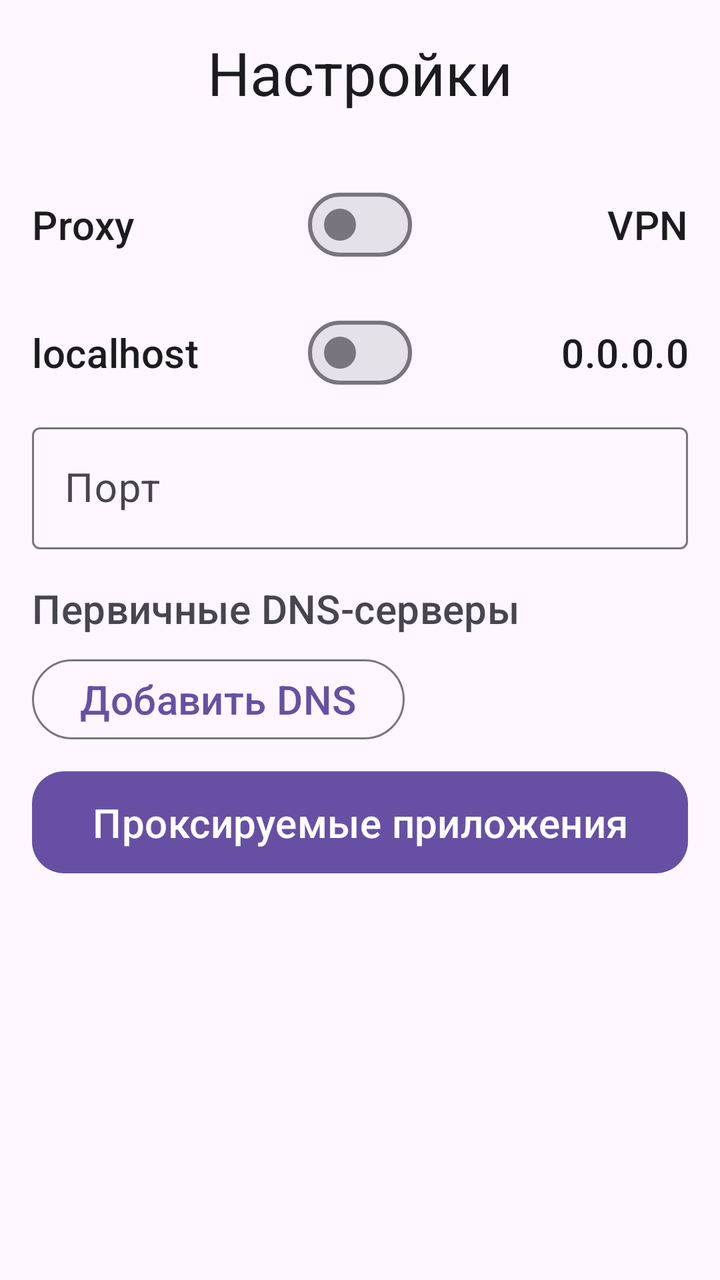
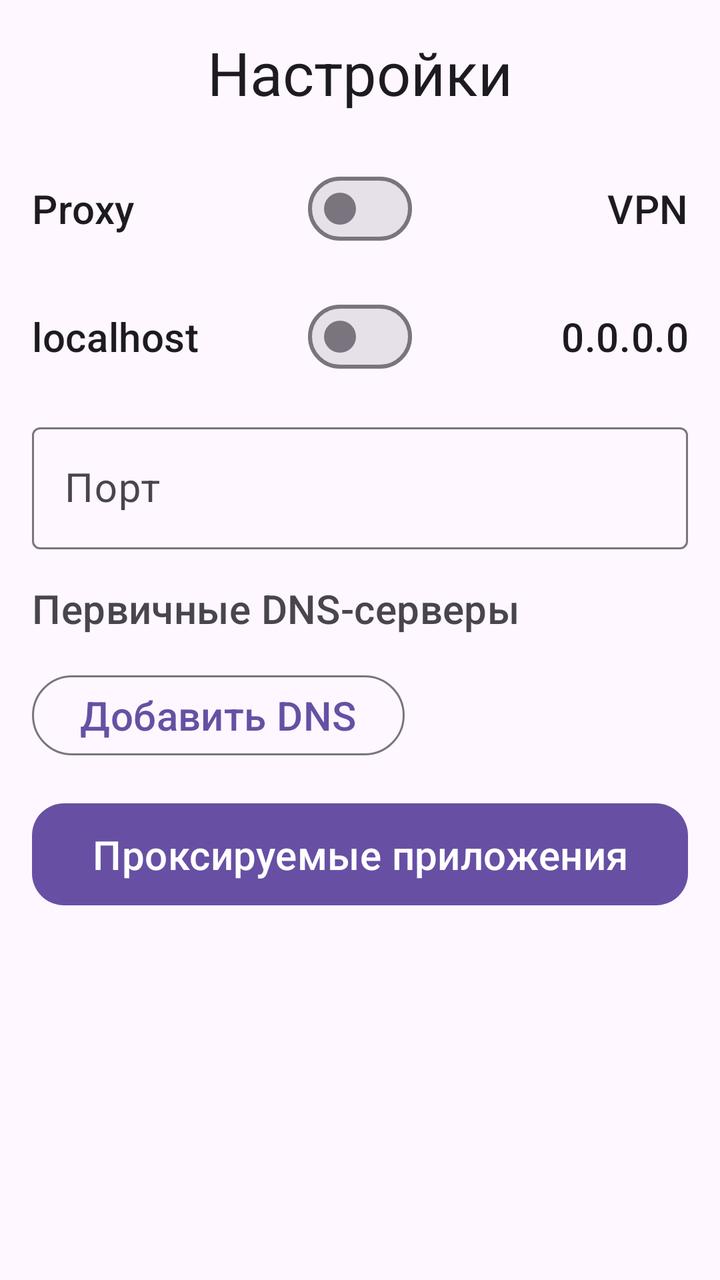

Before-and-after screenshots of an Android layout around one commit, followed by the original layout XML and the change that was made.
<!-- AndroidManifest.xml: application theme Theme.IrohProxy -->
<!-- res/layout/activity_settings.xml -->
<?xml version="1.0" encoding="utf-8"?>
<androidx.constraintlayout.widget.ConstraintLayout xmlns:android="http://schemas.android.com/apk/res/android"
    xmlns:app="http://schemas.android.com/apk/res-auto"
    android:id="@+id/settings_root"
    android:layout_width="match_parent"
    android:layout_height="match_parent">

    <TextView
        android:id="@+id/page_name"
        android:layout_width="0dp"
        android:layout_height="wrap_content"
        android:layout_marginTop="16dp"
        android:gravity="center"
        android:text="@string/settings"
        android:textAppearance="?attr/textAppearanceHeadlineSmall"
        android:textSize="30sp"
        app:layout_constraintEnd_toEndOf="parent"
        app:layout_constraintStart_toStartOf="parent"
        app:layout_constraintTop_toTopOf="parent" />

    <ScrollView
        android:id="@+id/settings_scroll"
        android:layout_width="0dp"
        android:layout_height="0dp"
        android:layout_marginStart="16dp"
        android:layout_marginTop="16dp"
        android:layout_marginEnd="16dp"
        android:fillViewport="true"
        app:layout_constraintBottom_toBottomOf="parent"
        app:layout_constraintEnd_toEndOf="parent"
        app:layout_constraintStart_toStartOf="parent"
        app:layout_constraintTop_toBottomOf="@+id/page_name">

        <LinearLayout
            android:layout_width="match_parent"
            android:layout_height="wrap_content"
            android:orientation="vertical">

            <LinearLayout
                android:layout_width="match_parent"
                android:layout_height="wrap_content"
                android:layout_marginTop="16dp"
                android:gravity="center_vertical"
                android:orientation="horizontal">

                <com.google.android.material.textview.MaterialTextView
                    android:layout_width="0dp"
                    android:layout_height="match_parent"
                    android:layout_weight="1"
                    android:gravity="center|start"
                    android:text="@string/proxy"
                    android:textAppearance="?attr/textAppearanceTitleMedium"
                    android:textSize="20sp" />

                <com.google.android.material.materialswitch.MaterialSwitch
                    android:id="@+id/vpn_switch"
                    android:layout_width="wrap_content"
                    android:layout_height="wrap_content" />

                <com.google.android.material.textview.MaterialTextView
                    android:layout_width="0dp"
                    android:layout_height="match_parent"
                    android:layout_weight="1"
                    android:gravity="center|end"
                    android:text="@string/vpn"
                    android:textAppearance="?attr/textAppearanceTitleMedium"
                    android:textSize="20sp" />
            </LinearLayout>

            <LinearLayout
                android:layout_width="match_parent"
                android:layout_height="wrap_content"
                android:layout_marginTop="16dp"
                android:gravity="center_vertical"
                android:orientation="horizontal">

                <com.google.android.material.textview.MaterialTextView
                    android:layout_width="0dp"
                    android:layout_height="match_parent"
                    android:layout_weight="1"
                    android:gravity="center|start"
                    android:text="@string/localhost"
                    android:textAppearance="?attr/textAppearanceTitleMedium"
                    android:textSize="20sp" />

                <com.google.android.material.materialswitch.MaterialSwitch
                    android:id="@+id/host_switch"
                    android:layout_width="wrap_content"
                    android:layout_height="wrap_content" />

                <com.google.android.material.textview.MaterialTextView
                    android:layout_width="0dp"
                    android:layout_height="match_parent"
                    android:layout_weight="1"
                    android:gravity="center|end"
                    android:text="@string/zeros"
                    android:textAppearance="?attr/textAppearanceTitleMedium"
                    android:textSize="20sp" />
            </LinearLayout>

            <com.google.android.material.textfield.TextInputLayout
                android:id="@+id/til_port"
                style="@style/Widget.Material3.TextInputLayout.OutlinedBox"
                android:layout_width="match_parent"
                android:layout_height="wrap_content"
                android:layout_marginTop="8dp"
                android:hint="@string/listen_port">

                <com.google.android.material.textfield.TextInputEditText
                    android:id="@+id/port_input"
                    android:layout_width="match_parent"
                    android:layout_height="wrap_content"
                    android:inputType="number"
                    android:maxLines="1"
                    android:textSize="20sp" />
            </com.google.android.material.textfield.TextInputLayout>

            <com.google.android.material.textview.MaterialTextView
                android:layout_width="match_parent"
                android:layout_height="wrap_content"
                android:layout_marginTop="16dp"
                android:text="@string/first_dns_servers"
                android:textAppearance="?attr/textAppearanceTitleSmall"
                android:textColor="?attr/colorOnSurfaceVariant"
                android:textSize="20sp" />

            <LinearLayout
                android:id="@+id/dns_container"
                android:layout_width="match_parent"
                android:layout_height="wrap_content"
                android:orientation="vertical" />

            <com.google.android.material.button.MaterialButton
                android:id="@+id/add_dns"
                style="?attr/materialButtonOutlinedStyle"
                android:layout_width="wrap_content"
                android:layout_height="wrap_content"
                android:layout_marginTop="8dp"
                android:text="@string/add_dns"
                android:textSize="20sp" />

            <com.google.android.material.button.MaterialButton
                android:id="@+id/apps"
                android:layout_width="match_parent"
                android:layout_height="wrap_content"
                android:layout_marginTop="8dp"
                android:text="@string/proxying_applications"
                android:textSize="20sp"
                android:padding="12dp"
                app:cornerRadius="16dp" />

        </LinearLayout>
    </ScrollView>
</androidx.constraintlayout.widget.ConstraintLayout>
<!-- resources referenced by this layout -->
<resources>
  <string name="add_dns">Добавить DNS</string>
  <string name="first_dns_servers">Первичные DNS-серверы</string>
  <string name="listen_port">Порт</string>
  <string name="localhost">localhost</string>
  <string name="proxy">Proxy</string>
  <string name="proxying_applications">Проксируемые приложения</string>
  <string name="settings">Настройки</string>
  <string name="vpn">VPN</string>
  <string name="zeros">0.0.0.0</string>
  <style name="Theme.IrohProxy" parent="Base.Theme.IrohProxy" />
  <style name="Base.Theme.IrohProxy" parent="Theme.Material3.DayNight.NoActionBar">
          
          
      </style>
</resources>

<!-- the commit's change to res/layout/activity_settings.xml (unified diff, before → after) -->
@@ -23,7 +23,7 @@
         android:layout_width="0dp"
         android:layout_height="0dp"
         android:layout_marginStart="16dp"
-        android:layout_marginTop="16dp"
+        android:layout_marginTop="24dp"
         android:layout_marginEnd="16dp"
         android:fillViewport="true"
         app:layout_constraintBottom_toBottomOf="parent"
@@ -39,7 +39,6 @@
             <LinearLayout
                 android:layout_width="match_parent"
                 android:layout_height="wrap_content"
-                android:layout_marginTop="16dp"
                 android:gravity="center_vertical"
                 android:orientation="horizontal">
 
@@ -103,7 +102,7 @@
                 style="@style/Widget.Material3.TextInputLayout.OutlinedBox"
                 android:layout_width="match_parent"
                 android:layout_height="wrap_content"
-                android:layout_marginTop="8dp"
+                android:layout_marginTop="16dp"
                 android:hint="@string/listen_port">
 
                 <com.google.android.material.textfield.TextInputEditText
@@ -128,6 +127,7 @@
                 android:id="@+id/dns_container"
                 android:layout_width="match_parent"
                 android:layout_height="wrap_content"
+                android:layout_marginTop="8dp"
                 android:orientation="vertical" />
 
             <com.google.android.material.button.MaterialButton
@@ -143,10 +143,10 @@
                 android:id="@+id/apps"
                 android:layout_width="match_parent"
                 android:layout_height="wrap_content"
-                android:layout_marginTop="8dp"
+                android:layout_marginTop="16dp"
+                android:padding="12dp"
                 android:text="@string/proxying_applications"
                 android:textSize="20sp"
-                android:padding="12dp"
                 app:cornerRadius="16dp" />
 
         </LinearLayout>
